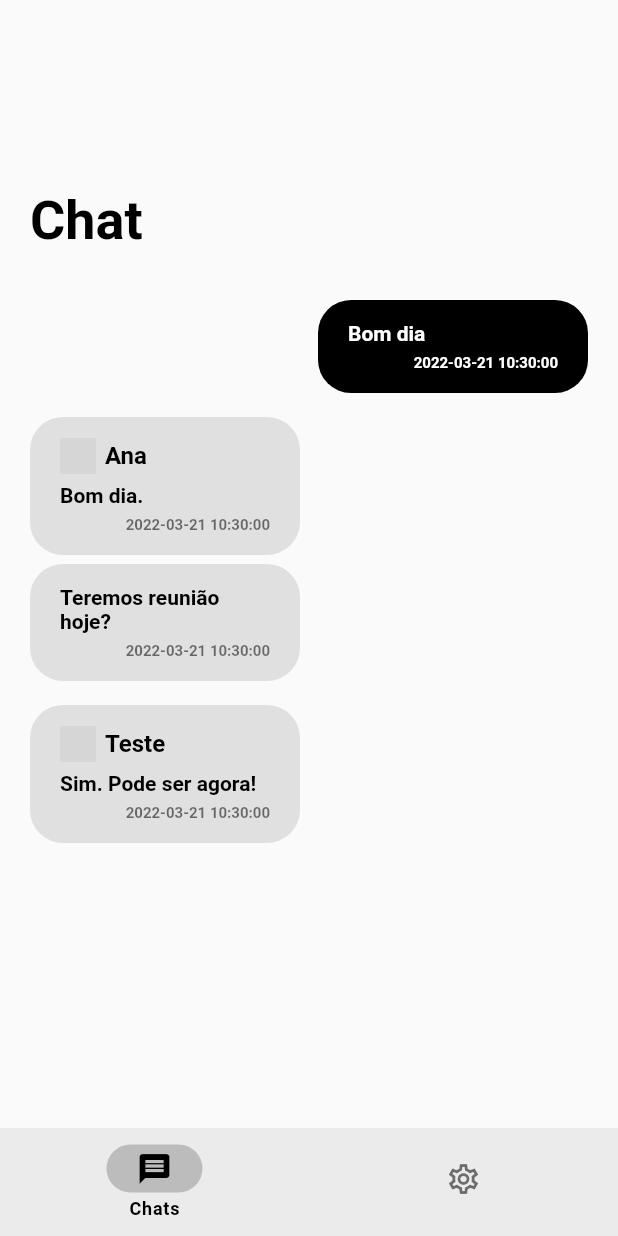
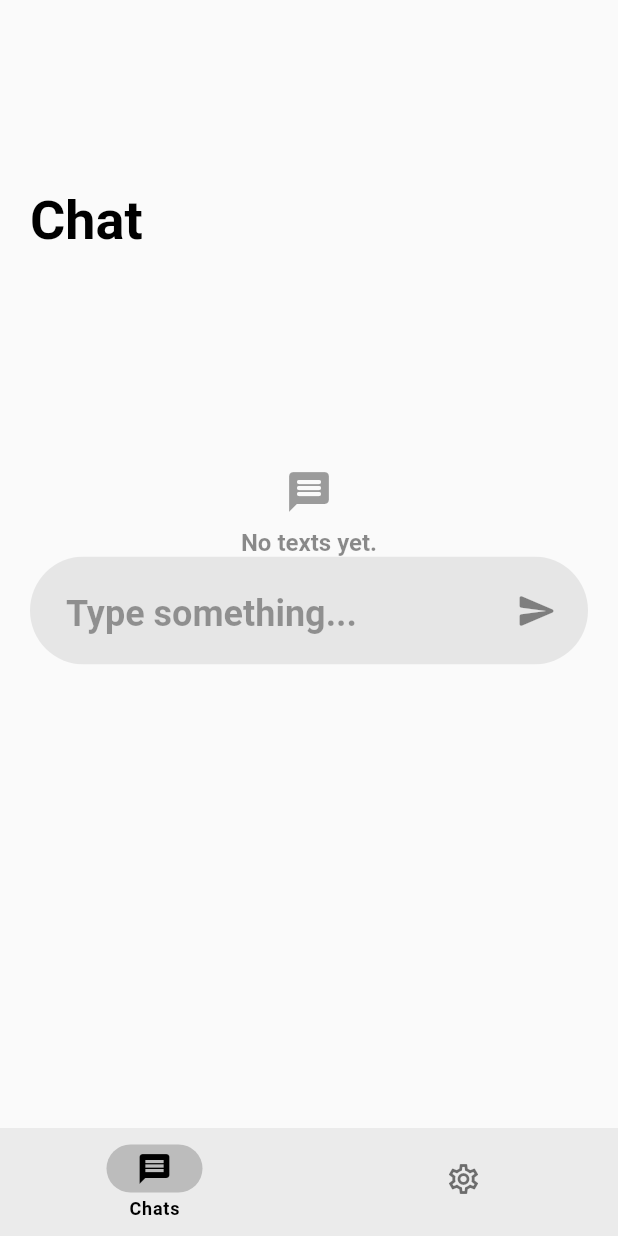
Before and after one commit to alisuetal/chat-app, a Flutter app: the screen it shows after launch, on a phone screen of 412 x 824 dp. Run offline on Flutter 3.47's test engine with Material 2 defaults, Android fonts, the phone set to English and light mode, and no system bars; our stand-ins replace image_picker; accounts and stored records are empty; grey boxes are pictures that could not be loaded.

Commit message:
[!] Functional message core.
[COMPONENTS]
[*] MessageListWidget:
     [+] Dynamic height, adapting with screen size;
     [*] Now scrollable, based on the amount of messages;
     [*] Not reversed anymore, as the message-saving logic was changed;
[*] MessageWidget: changed message style;
[*] ScreenHolderWidget: updated height values;
[+] MessageTextField: textfield dedicated to hold the message to be sent, and send it (working with mock service).

[SERVICES]
[*] ChatMockService: removed base messages.

[SCREENS]
[*] HomeScreen: added message text field.

[OTHERS]
[*] README.md: added more items to the "to-do list".

```diff
--- a/lib/Components/message_list_widget.dart
+++ b/lib/Components/message_list_widget.dart
@@ -48,14 +48,15 @@ class MessageListWidget extends StatelessWidget {
           );
         } else {
           final msgs = snapshot.data!;
-          return ListView.builder(
-            reverse: true,
+          return SizedBox(
+            height: MediaQuery.of(context).size.height <= 600
+                ? 400
+                : MediaQuery.of(context).size.height * 0.66,
+            child: ListView.builder(
               itemCount: msgs.length,
-            shrinkWrap: true,
-            physics: const NeverScrollableScrollPhysics(),
               itemBuilder: (ctx, i) {
-              final sameUser = i + 1 < msgs.length
-                  ? msgs[i + 1].userId == msgs[i].userId
+                final sameUser = i - 1 >= 0
+                    ? msgs[i - 1].userId == msgs[i].userId
                         ? true
                         : false
                     : false;
@@ -72,6 +73,7 @@ class MessageListWidget extends StatelessWidget {
                   ),
                 );
               },
+            ),
           );
         }
       },
--- /dev/null
+++ b/lib/Components/message_text_field_widget.dart
@@ -0,0 +1,94 @@
+import 'package:flutter/material.dart';
+
+class MessageTextFieldWidget extends StatefulWidget {
+  final String? text;
+  final String hint;
+  final void Function(String value) anchor;
+  final Future<void> Function() onSend;
+
+  const MessageTextFieldWidget({
+    Key? key,
+    this.text,
+    required this.anchor,
+    required this.hint,
+    required this.onSend,
+  }) : super(key: key);
+
+  @override
+  State<MessageTextFieldWidget> createState() => _MessageTextFieldWidgetState();
+}
+
+class _MessageTextFieldWidgetState extends State<MessageTextFieldWidget> {
+  final _textController = TextEditingController();
+
+  @override
+  void initState() {
+    _textController.text = widget.text ?? "";
+    _textController.addListener(() {
+      setState(() {
+        widget.anchor(_textController.text);
+      });
+    });
+    super.initState();
+  }
+
+  @override
+  Widget build(BuildContext context) {
+    return ClipRRect(
+      borderRadius: const BorderRadius.all(Radius.circular(36)),
+      child: SizedBox(
+        height: 72,
+        child: Stack(
+          children: [
+            TextFormField(
+              maxLength: 120,
+              controller: _textController,
+              textAlignVertical: TextAlignVertical.center,
+              decoration: InputDecoration(
+                border: InputBorder.none,
+                filled: true,
+                fillColor:
+                    Theme.of(context).colorScheme.primary.withOpacity(0.08),
+                counterText: "",
+                contentPadding: const EdgeInsets.only(
+                  top: 24,
+                  left: 24,
+                  bottom: 20,
+                  right: 48,
+                ),
+                hintText: widget.hint,
+                hintStyle: Theme.of(context)
+                    .textTheme
+                    .headline3!
+                    .copyWith(color: Colors.black38),
+                errorBorder: InputBorder.none,
+                errorStyle: const TextStyle(
+                  color: Colors.black,
+                ),
+                suffixIcon: GestureDetector(
+                  onTap: _textController.text.isEmpty
+                      ? null
+                      : () {
+                          widget.onSend();
+                          _textController.clear();
+                        },
+                  child: Padding(
+                    padding: const EdgeInsets.only(
+                      right: 20,
+                    ),
+                    child: Icon(
+                      Icons.send_rounded,
+                      size: 28,
+                    ),
+                  ),
+                ),
+              ),
+              style: Theme.of(context).textTheme.headline3,
+              cursorColor: Colors.black,
+            ),
+          ],
+        ),
+      ),
+    );
+  }
+}
--- a/lib/Components/message_widget.dart
+++ b/lib/Components/message_widget.dart
@@ -4,7 +4,6 @@ import 'package:chat/core/models/message_model.dart';
 import 'package:flutter/material.dart';
 
 class MessageWidget extends StatelessWidget {
-  static const _defaultImage = 'assets/images/avatar.png';
   final MessageModel message;
   final bool belongsToCurrentUser;
   final bool showUserInformation;
@@ -16,28 +15,6 @@ class MessageWidget extends StatelessWidget {
     required this.showUserInformation,
   }) : super(key: key);
 
-  Widget _showUserImage(String imageURL) {
-    ImageProvider? provider;
-    final uri = Uri.parse(imageURL);
-
-    if (uri.path.contains(_defaultImage)) {
-      provider = const AssetImage(_defaultImage);
-    } else if (uri.scheme.contains('http')) {
-      provider = NetworkImage(uri.toString());
-    } else {
-      provider = FileImage(File(uri.toString()));
-    }
-
-    return SizedBox(
-      height: 24,
-      width: 24,
-      child: CircleAvatar(
-        backgroundImage: provider,
-        backgroundColor: Colors.white,
-      ),
-    );
-  }
-
   @override
   Widget build(BuildContext context) {
     return Row(
@@ -45,21 +22,8 @@ class MessageWidget extends StatelessWidget {
           ? MainAxisAlignment.end
           : MainAxisAlignment.start,
       children: [
-        Container(
-          decoration: BoxDecoration(
-            color: belongsToCurrentUser
-                ? Theme.of(context).colorScheme.primary
-                : Colors.grey.shade300,
-            borderRadius: const BorderRadius.all(
-              Radius.circular(22),
-            ),
-          ),
-          width: 180,
-          padding: const EdgeInsets.symmetric(
-            vertical: 14,
-            horizontal: 20,
-          ),
-          child: Column(
+        Column(
+          crossAxisAlignment: CrossAxisAlignment.start,
           children: [
             if (showUserInformation && !belongsToCurrentUser)
               Column(
@@ -68,20 +32,12 @@ class MessageWidget extends StatelessWidget {
                     crossAxisAlignment: CrossAxisAlignment.center,
                     mainAxisAlignment: MainAxisAlignment.start,
                     children: [
-                        _showUserImage(message.userImageURL),
-                        const SizedBox(
-                          width: 6,
-                        ),
-                        Flexible(
-                          child: Text(
+                      Text(
                         message.userName,
-                            style: TextStyle(
-                              color: belongsToCurrentUser
-                                  ? Colors.white
-                                  : Colors.black,
+                        style: const TextStyle(
+                          color: Colors.black,
                           fontWeight: FontWeight.bold,
                           fontSize: 16,
-                            ),
                         ),
                       ),
                     ],
@@ -91,6 +47,24 @@ class MessageWidget extends StatelessWidget {
                   ),
                 ],
               ),
+            Container(
+              decoration: BoxDecoration(
+                color: belongsToCurrentUser
+                    ? Theme.of(context).colorScheme.primary
+                    : Colors.grey.shade300,
+                borderRadius: const BorderRadius.all(
+                  Radius.circular(28),
+                ),
+              ),
+              width: 180,
+              padding: const EdgeInsets.only(
+                left: 20,
+                top: 14,
+                right: 18,
+                bottom: 12,
+              ),
+              child: Column(
+                children: [
                   Row(
                     mainAxisAlignment: MainAxisAlignment.start,
                     children: [
@@ -98,17 +72,15 @@ class MessageWidget extends StatelessWidget {
                         child: Text(
                           message.text,
                           style: TextStyle(
-                        color:
-                            belongsToCurrentUser ? Colors.white : Colors.black,
+                            color: belongsToCurrentUser
+                                ? Colors.white
+                                : Colors.black,
                             fontSize: 14,
                             fontWeight: FontWeight.w600,
                           ),
                         ),
                       ),
                     ],
-              ),
-              const SizedBox(
-                height: 6,
                   ),
                   Row(
                     mainAxisAlignment: MainAxisAlignment.end,
@@ -118,8 +90,8 @@ class MessageWidget extends StatelessWidget {
                           message.createdAt.toString().substring(0, 19),
                           style: TextStyle(
                             color: belongsToCurrentUser
-                            ? Colors.white
-                            : Colors.black54,
+                                ? Colors.white38
+                                : Colors.black38,
                             fontSize: 10,
                             fontWeight: FontWeight.bold,
                           ),
@@ -131,6 +103,8 @@ class MessageWidget extends StatelessWidget {
               ),
             ),
           ],
+        ),
+      ],
     );
   }
 }
--- a/lib/Components/screen_holder_widget.dart
+++ b/lib/Components/screen_holder_widget.dart
@@ -22,7 +22,8 @@ class ScreenHolderWidget extends StatelessWidget {
           ),
           child: ConstrainedBox(
             constraints: BoxConstraints(
-              minHeight: screenSize.height < 620 ? 620 : screenSize.height,
+              minHeight:
+                  screenSize.height < 620 ? 620 : screenSize.height * 0.87,
               maxWidth: 640,
               minWidth: 256,
             ),
--- a/lib/core/services/chat/chat_mock_service.dart
+++ b/lib/core/services/chat/chat_mock_service.dart
@@ -5,40 +5,7 @@ import 'package:chat/core/models/chat_user.dart';
 import 'package:chat/core/services/chat/chat_service.dart';
 
 class ChatMockService implements ChatService {
-  static final List<MessageModel> _msgs = [
-    MessageModel(
-      id: '3',
-      text: 'Sim. Pode ser agora!',
-      createdAt: DateTime.now(),
-      userId: '123',
-      userName: 'Teste',
-      userImageURL: 'assets/images/avatar.jpg',
-    ),
-    MessageModel(
-      id: '2',
-      text: 'Teremos reunião hoje?',
-      createdAt: DateTime.now(),
-      userId: '456',
-      userName: 'Ana',
-      userImageURL: 'assets/images/avatar.jpg',
-    ),
-    MessageModel(
-      id: '2',
-      text: 'Bom dia.',
-      createdAt: DateTime.now(),
-      userId: '456',
-      userName: 'Ana',
-      userImageURL: 'assets/images/avatar.jpg',
-    ),
-    MessageModel(
-      id: '1',
-      text: 'Bom dia',
-      createdAt: DateTime.now(),
-      userId: '1',
-      userName: 'User Test',
-      userImageURL: 'assets/images/avatar.png',
-    ),
-  ];
+  static final List<MessageModel> _msgs = [];
 
   static MultiStreamController<List<MessageModel>>? _controller;
   static final _msgsStream = Stream<List<MessageModel>>.multi((controller) {
--- a/lib/screens/home_screen.dart
+++ b/lib/screens/home_screen.dart
@@ -1,18 +1,45 @@
 import 'package:chat/Components/app_bar_widget.dart';
 import 'package:chat/Components/message_list_widget.dart';
+import 'package:chat/Components/message_text_field_widget.dart';
 import 'package:chat/Components/screen_holder_widget.dart';
+import 'package:chat/core/services/auth/auth_service.dart';
+import 'package:chat/core/services/chat/chat_service.dart';
+import 'package:chat/screens/auth_screen.dart';
 import 'package:flutter/material.dart';
 
-class HomeScreen extends StatelessWidget {
+class HomeScreen extends StatefulWidget {
   const HomeScreen({Key? key}) : super(key: key);
+
+  @override
+  State<HomeScreen> createState() => _HomeScreenState();
+}
+
+class _HomeScreenState extends State<HomeScreen> {
+  String _message = '';
+
+  Future<void> _sendMessage() async {
+    final user = AuthService().currentUser;
+
+    if (user != null) {
+      print("!");
+      await ChatService().save(_message, user);
+    }
+  }
 
   @override
   Widget build(BuildContext context) {
     return ScreenHolderWidget(
       content: Column(
-        children: const [
-          AppBarWidget(title: "Chat", backButton: false),
-          MessageListWidget(),
+        children: [
+          const AppBarWidget(title: "Chat", backButton: false),
+          const MessageListWidget(),
+          MessageTextFieldWidget(
+            anchor: (String value) {
+              _message = value;
+            },
+            hint: "Type something...",
+            onSend: _sendMessage,
+          ),
         ],
       ),
     );
```
Also changed, not shown: 1 other file. Lines whose indentation alone changed are shown as unchanged.
